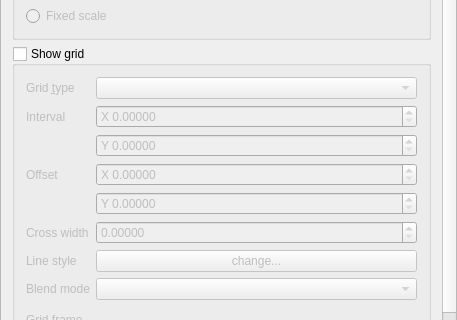
Above: src/ui/qgscomposermapwidgetbase.ui from qgis/QGIS before the change; both pictures show x 0 to 457 and y 451 to 771 of the 457 by 1086 pixel window. Below: the same form after it.
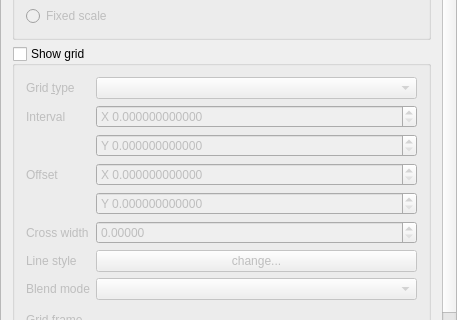
That is the form after the change. Custom widgets are drawn as their Qt base class.

Commit message: [composer] Increase number of decimal places for grid intervals and offset (fix #8828)

Patch:
```diff
--- a/src/ui/qgscomposermapwidgetbase.ui
+++ b/src/ui/qgscomposermapwidgetbase.ui
@@ -376,7 +376,7 @@
                  <string>X </string>
                 </property>
                 <property name="decimals">
-                 <number>5</number>
+                 <number>12</number>
                 </property>
                 <property name="maximum">
                  <double>9999999.000000000000000</double>
@@ -389,7 +389,7 @@
                  <string>Y </string>
                 </property>
                 <property name="decimals">
-                 <number>5</number>
+                 <number>12</number>
                 </property>
                 <property name="maximum">
                  <double>9999999.000000000000000</double>
@@ -419,7 +419,7 @@
                  <string>X </string>
                 </property>
                 <property name="decimals">
-                 <number>5</number>
+                 <number>12</number>
                 </property>
                 <property name="maximum">
                  <double>9999999.000000000000000</double>
@@ -432,7 +432,7 @@
                  <string>Y </string>
                 </property>
                 <property name="decimals">
-                 <number>5</number>
+                 <number>12</number>
                 </property>
                 <property name="maximum">
                  <double>9999999.000000000000000</double>
```
Left out of the diff: 11 changed lines with no effect on the pictures.
